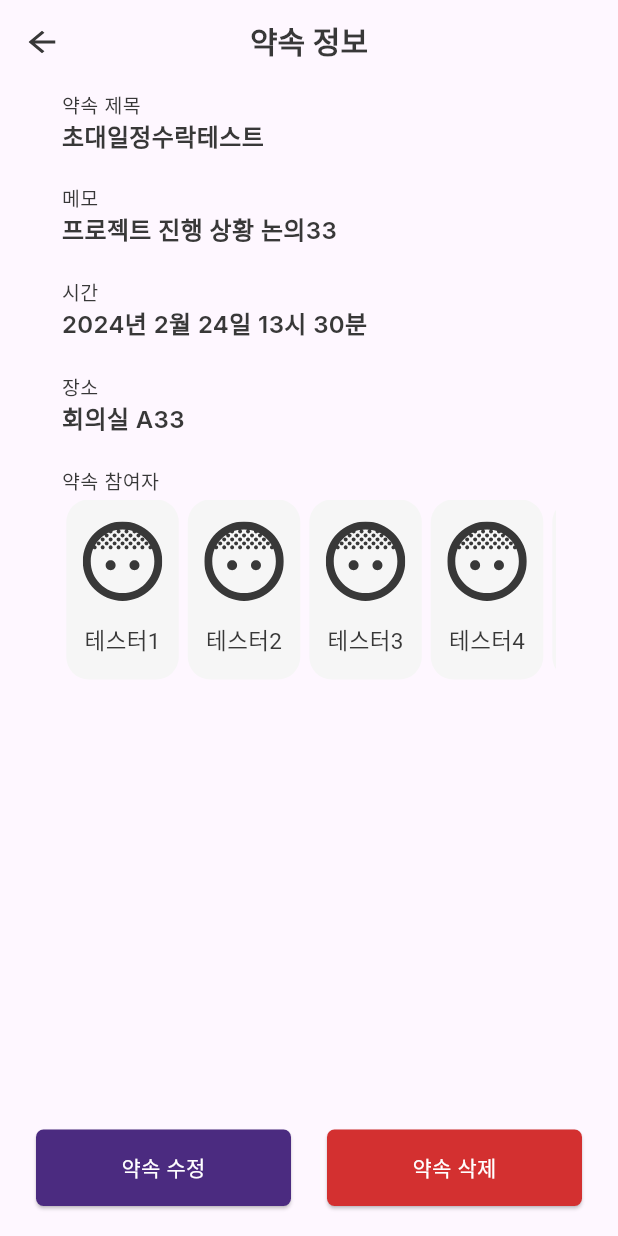
After one commit to Plan-Pal/planpal-frontend, a Flutter app: the SpecificScheduleScreen screen opened directly, after a tap on "약속 수정", on a phone screen of 412 x 824 dp. The commit adds this screen. Run offline on Flutter 3.47's test engine with Material 3 defaults, Android fonts, the phone set to English and light mode, and no system bars; our stand-ins replace flutter_secure_storage, flutter_svg, google_fonts; missing offline and left inert: kakao_flutter_sdk_user; accounts and stored records are empty.

Commit message:
[feat] 특정 약속 스크린 구현 (#20)
* [feat] 특정 스케쥴 조회 관련 api 구현

* [feat] 약속 정보의 유저 정보를 위한 컨테이너 생성

* [feat] 특정 약속 조회 위젯 구현

* [feat] 약속 수정 삭제 버튼 구현

* [feat] 간단 정보 컨테이너 클릭 시 이동되도록 수정

* [feat] 특정 약속 조회 스크린 구현

```diff
--- a/lib/api/api_service.dart
+++ b/lib/api/api_service.dart
@@ -2,4 +2,5 @@ abstract class ApiService {
   Future<Map<String, dynamic>> getSchedules();
   Future<Map<String, dynamic>> getInvitedSchedules();
   Future<Map<String, dynamic>> getAddedSchedules();
+  Future<Map<String, dynamic>> getSpecificSchedule(int scheduleNumber);
 }
--- a/lib/api/mock_api_service.dart
+++ b/lib/api/mock_api_service.dart
@@ -128,4 +128,30 @@ class MockApiService implements ApiService {
       }
     };
   }
+
+  @override
+  Future<Map<String, dynamic>> getSpecificSchedule(int scheduleNumber) async {
+    return {
+      "is_success": true,
+      "code": "COMMON200",
+      "message": "성공입니다",
+      "result": {
+        "short_title": "초대 일정",
+        "long_title": "초대일정수락테스트",
+        "memo": "프로젝트 진행 상황 논의33",
+        "appointed_time": "2024-02-24T13:30:00",
+        "place": "회의실 A33",
+        "schedule_state": "PUBLIC",
+        "participating_user_list": [
+          {"user_nickname": "테스터1"},
+          {"user_nickname": "테스터2"},
+          {"user_nickname": "테스터3"},
+          {"user_nickname": "테스터4"},
+          {"user_nickname": "테스터5"},
+          {"user_nickname": "테스터6"},
+          {"user_nickname": "테스터7"}
+        ]
+      }
+    };
+  }
 }
--- a/lib/api/rest_api_service.dart
+++ b/lib/api/rest_api_service.dart
@@ -37,4 +37,16 @@ class RealApiService extends ApiService {
       throw Exception('Failed to load invited schedules');
     }
   }
+
+  @override
+  Future<Map<String, dynamic>> getSpecificSchedule(int scheduleNumber) async {
+    final response =
+        await http.get(Uri.parse('$_baseUrl/schedules/$scheduleNumber'));
+
+    if (response.statusCode == 200) {
+      return jsonDecode(response.body);
+    } else {
+      throw Exception('Failed to load invited schedules');
+    }
+  }
 }
--- /dev/null
+++ b/lib/screens/specific_screen.dart
@@ -0,0 +1,27 @@
+import 'package:flutter/material.dart';
+import 'package:planpal_frontend/widgets/common/button/schedule_button.dart';
+import 'package:planpal_frontend/widgets/common/schedule/specific_schedules/specific_schedule_info.dart';
+import 'package:planpal_frontend/widgets/scaffolds/headers/specificschedulepageheader.dart';
+
+class SpecificScheduleScreen extends StatelessWidget {
+  @override
+  Widget build(BuildContext context) {
+    return Scaffold(
+      appBar: SpecificSchedulePageHeader(),
+      body: Column(
+        children: <Widget>[
+          SpecificScheduleInfo(),
+          const Spacer(),
+          Row(
+            mainAxisAlignment: MainAxisAlignment.spaceEvenly,
+            children: <Widget>[
+              scheduleEditButton(),
+              scheduleDeleteButton(),
+            ],
+          ),
+          SizedBox(height: 20),
+        ],
+      ),
+    );
+  }
+}
--- a/lib/themes/colors.dart
+++ b/lib/themes/colors.dart
@@ -14,6 +14,7 @@ class AppColors {
   static const darkGray = Color(0xFF383838);
   static const gray = Color(0xFF979EAA);
   static const lightGray = Color(0xFFC1C1C1);
+  static const middleLightGray = Color(0xFFF6F6F6);
   static const extraLightGray = Color(0xFFF8F8F8);
   static const white = Color(0xFFFFFFFF);
 }
--- /dev/null
+++ b/lib/widgets/common/button/schedule_button.dart
@@ -0,0 +1,41 @@
+import 'package:flutter/material.dart';
+import 'package:planpal_frontend/themes/colors.dart';
+import 'package:planpal_frontend/themes/fonts.dart';
+
+Container scheduleEditButton() {
+  return Container(
+    width: 170,
+    child: ElevatedButton(
+      onPressed: () {},
+      style: ElevatedButton.styleFrom(
+        foregroundColor: AppColors.lightPurple,
+        backgroundColor: AppColors.primaryPurple,
+        padding: const EdgeInsets.symmetric(vertical: 15),
+        shape: RoundedRectangleBorder(
+          borderRadius: BorderRadius.circular(5),
+        ),
+      ),
+      child: Text('약속 수정',
+          style: AppFonts.interRegular(color: AppColors.white, fontsize: 14)),
+    ),
+  );
+}
+
+Container scheduleDeleteButton() {
+  return Container(
+    width: 170,
+    child: ElevatedButton(
+      onPressed: () {},
+      style: ElevatedButton.styleFrom(
+        foregroundColor: AppColors.lightRed,
+        backgroundColor: AppColors.primaryRed,
+        padding: const EdgeInsets.symmetric(vertical: 15),
+        shape: RoundedRectangleBorder(
+          borderRadius: BorderRadius.circular(5),
+        ),
+      ),
+      child: Text('약속 삭제',
+          style: AppFonts.interRegular(color: AppColors.white, fontsize: 14)),
+    ),
+  );
+}
--- a/lib/widgets/common/schedule/simple_schedule_info.dart
+++ b/lib/widgets/common/schedule/simple_schedule_info.dart
@@ -1,6 +1,7 @@
 import 'package:flutter/material.dart';
 // ignore: depend_on_referenced_packages
 import 'package:intl/intl.dart';
+import 'package:planpal_frontend/screens/specific_screen.dart';
 import 'package:planpal_frontend/themes/colors.dart';
 import 'package:planpal_frontend/themes/icons.dart';
 
@@ -21,7 +22,14 @@ class InfoContainer extends StatelessWidget {
     DateTime dateTime = DateTime.parse(time);
     String formattedTime = DateFormat('yyyy년 M월 d일 H시 m분').format(dateTime);
 
-    return Center(
+    return GestureDetector(
+      onTap: () {
+        Navigator.push(
+          context,
+          MaterialPageRoute(builder: (context) => SpecificScheduleScreen()),
+        );
+      },
+      child: Center(
         child: Container(
           width: screenWidth * 0.9,
           padding: const EdgeInsets.all(10),
@@ -56,6 +64,7 @@ class InfoContainer extends StatelessWidget {
             ],
           ),
         ),
+      ),
     );
   }
 }
--- /dev/null
+++ b/lib/widgets/common/schedule/specific_schedules/specific_schedule_info.dart
@@ -0,0 +1,95 @@
+import 'package:flutter/material.dart';
+import 'package:intl/intl.dart';
+import 'package:planpal_frontend/api/mock_api_service.dart';
+import 'package:planpal_frontend/themes/colors.dart';
+import 'package:planpal_frontend/themes/fonts.dart';
+import 'package:planpal_frontend/widgets/common/user/simple_user_container.dart';
+
+class SpecificScheduleInfo extends StatefulWidget {
+  @override
+  _SpecificScheduleInfoState createState() => _SpecificScheduleInfoState();
+}
+
+class _SpecificScheduleInfoState extends State<SpecificScheduleInfo> {
+  late Future<Map<String, dynamic>> futureSchedule;
+
+  @override
+  void initState() {
+    super.initState();
+    futureSchedule = MockApiService().getSpecificSchedule(1);
+  }
+
+  Text lightStyle(String text) {
+    return Text(
+      text,
+      style: AppFonts.interRegular(color: AppColors.darkGray, fontsize: 13),
+    );
+  }
+
+  Text semiBoldStyle(String text) {
+    return Text(
+      text,
+      style: AppFonts.interSemiBold(color: AppColors.darkGray, fontsize: 16),
+    );
+  }
+
+  SizedBox space() {
+    return SizedBox(height: 20);
+  }
+
+  @override
+  Widget build(BuildContext context) {
+    return FutureBuilder<Map<String, dynamic>>(
+      future: futureSchedule,
+      builder: (context, snapshot) {
+        if (snapshot.hasData) {
+          var schedule = snapshot.data?['result'];
+          DateTime appointedTime = DateTime.parse(schedule['appointed_time']);
+          String formattedDate =
+              DateFormat('yyyy년 M월 d일 H시 m분').format(appointedTime);
+
+          return Center(
+            child: Container(
+              width: MediaQuery.of(context).size.width * 0.8,
+              child: Column(
+                crossAxisAlignment: CrossAxisAlignment.start,
+                children: <Widget>[
+                  lightStyle('약속 제목'),
+                  semiBoldStyle('${schedule['long_title']}'),
+                  space(),
+                  lightStyle('메모'),
+                  semiBoldStyle('${schedule['memo']}'),
+                  space(),
+                  lightStyle('시간'),
+                  semiBoldStyle(formattedDate),
+                  space(),
+                  lightStyle('장소'),
+                  semiBoldStyle('${schedule['place']}'),
+                  space(),
+                  lightStyle('약속 참여자'),
+                  SizedBox(height: 3),
+                  Container(
+                    height: 120,
+                    child: ListView.builder(
+                      scrollDirection: Axis.horizontal,
+                      itemCount: schedule['participating_user_list'].length,
+                      itemBuilder: (context, index) {
+                        var user = schedule['participating_user_list'][index];
+                        return ProfileContainer(
+                          nickname: user['user_nickname'],
+                        );
+                      },
+                    ),
+                  ),
+                ],
+              ),
+            ),
+          );
+        } else if (snapshot.hasError) {
+          return Text("${snapshot.error}");
+        }
+        return CircularProgressIndicator();
+      },
+    );
+  }
+}
--- /dev/null
+++ b/lib/widgets/common/user/simple_user_container.dart
@@ -0,0 +1,34 @@
+import 'package:flutter/material.dart';
+import 'package:planpal_frontend/themes/colors.dart';
+import 'package:planpal_frontend/themes/icons.dart';
+
+class ProfileContainer extends StatelessWidget {
+  final String nickname;
+
+  ProfileContainer({required this.nickname});
+
+  @override
+  Widget build(BuildContext context) {
+    return Padding(
+      padding: EdgeInsets.symmetric(horizontal: 3),
+      child: Container(
+        width: 75,
+        decoration: BoxDecoration(
+          color: AppColors.middleLightGray,
+          borderRadius: BorderRadius.circular(15),
+        ),
+        child: Column(
+          children: [
+            Spacer(flex: 2),
+            AppIcon()
+                .getFace2Icon(color: AppColors.darkGray, width: 53, height: 53),
+            Spacer(flex: 2),
+            Text(nickname,
+                style: TextStyle(fontSize: 15, color: AppColors.darkGray)),
+            Spacer(flex: 2),
+          ],
+        ),
+      ),
+    );
+  }
+}
--- a/lib/widgets/scaffolds/headers/specificschedulepageheader.dart
+++ b/lib/widgets/scaffolds/headers/specificschedulepageheader.dart
@@ -3,42 +3,24 @@ import 'package:planpal_frontend/themes/colors.dart';
 import 'package:planpal_frontend/themes/fonts.dart';
 import 'package:planpal_frontend/themes/icons.dart';
 
-class SpecificSchedulePageHeader extends StatefulWidget
+class SpecificSchedulePageHeader extends StatelessWidget
     implements PreferredSizeWidget {
-  final int year;
-  final int month;
-  final int day;
+  @override
+  Size get preferredSize => Size.fromHeight(60.0);
 
-  const SpecificSchedulePageHeader({
-    Key? key,
-    required this.year,
-    required this.month,
-    required this.day,
-  })  : preferredSize = const Size.fromHeight(60.0),
-        super(key: key);
-
-  @override
-  final Size preferredSize;
-
-  @override
-  // ignore: library_private_types_in_public_api
-  _SpecificSchedulePageHeaderState createState() =>
-      _SpecificSchedulePageHeaderState();
-}
-
-class _SpecificSchedulePageHeaderState
-    extends State<SpecificSchedulePageHeader> {
   @override
   Widget build(BuildContext context) {
     return AppBar(
       centerTitle: true,
-      title: Text('${widget.year}년 ${widget.month}월 ${widget.day}일 약속',
+      title: Text('약속 정보',
           style:
               AppFonts.interSemiBold(color: AppColors.darkGray, fontsize: 20)),
       leading: IconButton(
         icon: AppIcon()
             .getBackIcon(color: AppColors.darkGray, height: 15, width: 18),
-        onPressed: () {},
+        onPressed: () {
+          Navigator.pop(context);
+        },
       ),
       actions: const <Widget>[],
     );
```
Lines whose indentation alone changed are shown as unchanged.
